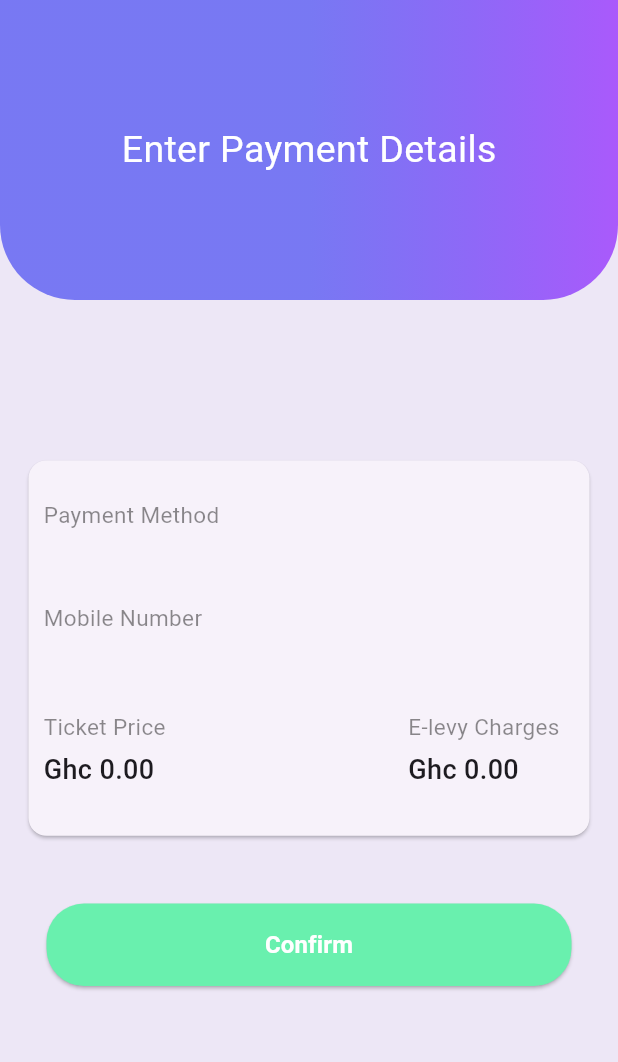
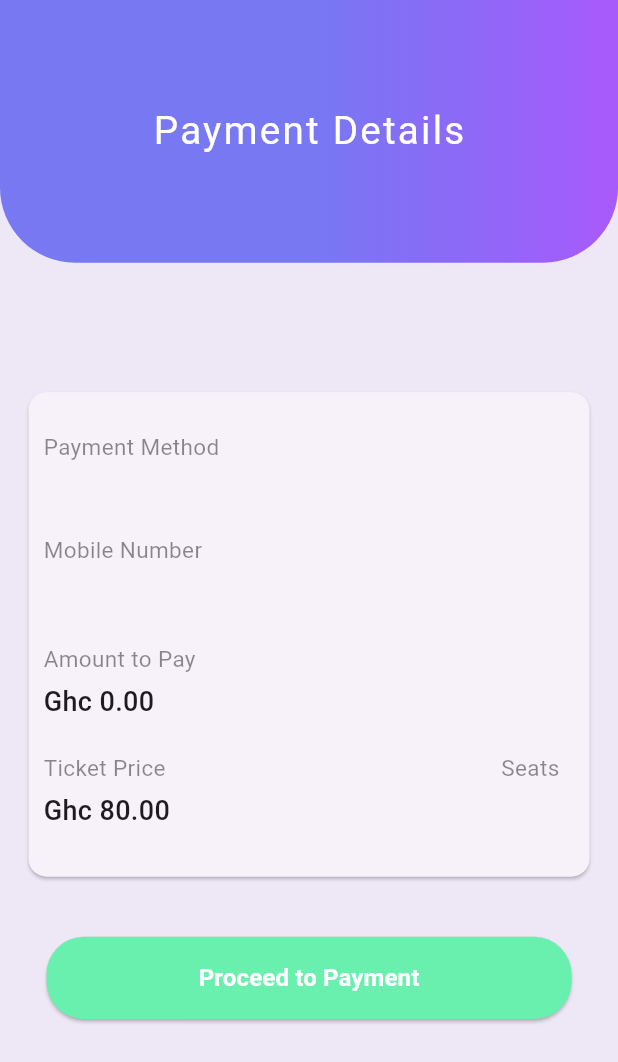
Before and after one commit to Khaleb165/cawil, a Flutter app: the PaymentDetailsPage screen opened directly with empty values, on a phone screen of 412 x 824 dp. Shown: the top 1062 px of the screen. Run offline on Flutter 3.47's test engine with Material 3 defaults, Android fonts, the phone set to English and light mode, and no system bars; our stand-ins replace dio, dotted_line, flutter_custom_clippers, flutter_dotenv, hive_flutter, page_transition and 1 more; missing offline and left inert: awesome_dio_interceptor; accounts and stored records are empty; statements that could not run were skipped.

Commit message:
feat: Refactor PaymentDetailsPage to use StatefulWidget and enhance payment flow with detailed error handling

```diff
--- a/lib/view/screens/payment/payment_details.dart
+++ b/lib/view/screens/payment/payment_details.dart
@@ -1,12 +1,16 @@
 import 'package:cawil/core/constants/colors.dart';
+import 'package:cawil/core/constants/show_snackbar.dart';
 import 'package:cawil/core/constants/size_config.dart';
+import 'package:cawil/data/resources/payment_methods.dart';
+import 'package:cawil/model/payment_init.dart';
 import 'package:cawil/view/screens/payment/payment_succes.dart';
+import 'package:cawil/view/widgets/custom_appbar.dart';
+import 'package:cawil/view_model/bus_data.dart';
 import 'package:flutter/material.dart';
 import 'package:provider/provider.dart';
+import 'package:url_launcher/url_launcher.dart';
 
-import '../../../view_model/bus_data.dart';
-
-class PaymentDetailsPage extends StatelessWidget {
+class PaymentDetailsPage extends StatefulWidget {
   final String paymentMethod;
 
   const PaymentDetailsPage({
@@ -14,49 +18,113 @@ class PaymentDetailsPage extends StatelessWidget {
     required this.paymentMethod,
   });
 
-  double _calculateCharges(double totalPrice) {
-    double charges = totalPrice * 0.01; // 1% charges
-
-    if (totalPrice > 100) {
-      charges += totalPrice * 0.015; // Additional 1.5% charges for e-levy
+  @override
+  State<PaymentDetailsPage> createState() => _PaymentDetailsPageState();
 }
 
-    return charges;
+class _PaymentDetailsPageState extends State<PaymentDetailsPage> {
+  final PaymentMethods _paymentMethods = PaymentMethods();
+  bool _isInitializing = false;
+  bool _isVerifying = false;
+  PaymentInitResult? _payment;
+
+  Future<void> _startPayment(BusData busData) async {
+    final scheduleId = busData.selectedScheduleId;
+    if (scheduleId == null) {
+      showSnackBar('Please select a bus before payment', context);
+      return;
+    }
+    if (busData.selectedSeats.isEmpty) {
+      showSnackBar('Please select at least one seat', context);
+      return;
+    }
+    if (busData.nameOfTraveller.trim().isEmpty ||
+        busData.phoneNumber.trim().isEmpty) {
+      showSnackBar('Contact person and phone number are required', context);
+      return;
+    }
+
+    setState(() => _isInitializing = true);
+    try {
+      final payment = await _paymentMethods.initializePaystackPayment(
+        scheduleId: scheduleId,
+        seatNumbers: busData.selectedSeats,
+        contactPerson: busData.nameOfTraveller.trim(),
+        phone: busData.phoneNumber.trim(),
+        paymentMethod: widget.paymentMethod,
+      );
+
+      if (!mounted) return;
+      setState(() => _payment = payment);
+
+      final launched = await launchUrl(
+        Uri.parse(payment.authorizationUrl),
+        mode: LaunchMode.externalApplication,
+      );
+      if (!launched && mounted) {
+        showSnackBar('Unable to open Paystack checkout', context);
+      }
+    } catch (e) {
+      if (mounted) {
+        showSnackBar(e.toString(), context);
+      }
+    } finally {
+      if (mounted) {
+        setState(() => _isInitializing = false);
+      }
+    }
+  }
+
+  Future<void> _verifyPayment() async {
+    final payment = _payment;
+    if (payment == null) {
+      showSnackBar('Start payment first', context);
+      return;
+    }
+
+    setState(() => _isVerifying = true);
+    try {
+      final result = await _paymentMethods.verifyPaystackPayment(
+        reference: payment.reference,
+      );
+
+      if (!mounted) return;
+      if (result.isSuccessful) {
+        Navigator.pushReplacement(
+          context,
+          MaterialPageRoute(
+            builder: (context) => PaymentSuccessPage(
+              bookingId: payment.bookingId,
+              bookingRef: payment.bookingRef,
+            ),
+          ),
+        );
+      } else {
+        showSnackBar('Payment status: ${result.status}', context);
+      }
+    } catch (e) {
+      if (mounted) {
+        showSnackBar(e.toString(), context);
+      }
+    } finally {
+      if (mounted) {
+        setState(() => _isVerifying = false);
+      }
+    }
   }
 
   @override
   Widget build(BuildContext context) {
-    final charges = _calculateCharges(Provider.of<BusData>(context).totalPrice);
+    ScreenSize().init(context);
+    final busData = Provider.of<BusData>(context);
+
     return Scaffold(
       backgroundColor: backgroundColor,
       body: SingleChildScrollView(
         child: Column(
           children: [
-            Container(
-              padding: const EdgeInsets.symmetric(horizontal: 35, vertical: 20),
-              width: double.infinity,
-              height: 200,
-              decoration: BoxDecoration(
-                gradient: LinearGradient(
-                  colors: [deepBlueColor, deepBlueColor, purpleColor],
-                  tileMode: TileMode.clamp,
-                ),
-                borderRadius: const BorderRadius.vertical(
-                  bottom: Radius.elliptical(50, 50),
-                ),
-              ),
-              child: Align(
-                alignment: Alignment.center,
-                child: Text(
-                  'Enter Payment Details',
-                  style: TextStyle(
-                    color: whiteColor,
-                    fontSize: 25,
-                  ),
-                ),
-              ),
-            ),
-            SizedBox(height: getProportionateScreenHeight(100)),
+            const CustomAppBar(title: 'Payment Details'),
+            SizedBox(height: getProportionateScreenHeight(80)),
             Container(
               padding: const EdgeInsets.only(left: 15, right: 15),
               child: Card(
@@ -66,114 +134,125 @@ class PaymentDetailsPage extends StatelessWidget {
                     crossAxisAlignment: crossStart,
                     children: [
                       SizedBox(height: getProportionateScreenHeight(25)),
-                      Text(
-                        'Payment Method',
-                        style: TextStyle(
-                          fontWeight: FontWeight.normal,
-                          fontSize: 15,
-                          color: lightBlackColor,
+                      _detailLabel('Payment Method'),
+                      _detailValue(widget.paymentMethod.toUpperCase()),
+                      SizedBox(height: getProportionateScreenHeight(16)),
+                      _detailLabel('Mobile Number'),
+                      _detailValue(busData.phoneNumber),
+                      SizedBox(height: getProportionateScreenHeight(20)),
+                      _detailLabel('Amount to Pay'),
+                      _detailValue(
+                        'Ghc ${busData.totalPrice.toStringAsFixed(2)}',
                       ),
-                      ),
-                      SizedBox(height: getProportionateScreenHeight(5)),
-                      Text(
-                        paymentMethod.toUpperCase(),
-                        style: const TextStyle(
-                          fontWeight: FontWeight.w500,
-                          fontSize: 18,
-                        ),
-                      ),
-                      SizedBox(height: getProportionateScreenHeight(16.0)),
-                      Text(
-                        'Mobile Number',
-                        style: TextStyle(
-                          fontWeight: FontWeight.normal,
-                          fontSize: 15,
-                          color: lightBlackColor,
-                        ),
-                      ),
-                      SizedBox(height: getProportionateScreenHeight(5)),
-                      Text(
-                        Provider.of<BusData>(context).phoneNumber,
-                        style: const TextStyle(
-                          fontWeight: FontWeight.w500,
-                          fontSize: 18,
-                        ),
-                      ),
-                      SizedBox(height: getProportionateScreenHeight(20.0)),
+                      SizedBox(height: getProportionateScreenHeight(20)),
                       Row(
                         children: [
                           Column(
                             crossAxisAlignment: crossStart,
                             children: [
-                              Text(
-                                'Ticket Price',
-                                style: TextStyle(
-                                  fontWeight: FontWeight.normal,
-                                  fontSize: 15,
-                                  color: lightBlackColor,
-                                ),
-                              ),
-                              SizedBox(height: getProportionateScreenHeight(5)),
-                              Text(
-                                'Ghc ${Provider.of<BusData>(context).totalPrice.toStringAsFixed(2)}',
-                                style: const TextStyle(
-                                  fontWeight: FontWeight.w500,
-                                  fontSize: 18,
-                                ),
-                              ),
+                              _detailLabel('Ticket Price'),
+                              _detailValue(
+                                  'Ghc ${busData.selectedSchedulePrice.toStringAsFixed(2)}'),
                             ],
                           ),
                           const Spacer(),
                           Column(
                             crossAxisAlignment: crossStart,
                             children: [
-                              Text(
-                                'E-levy Charges',
+                              _detailLabel('Seats'),
+                              _detailValue(busData.joinedSeats),
+                            ],
+                          ),
+                        ],
+                      ),
+                      if (_payment != null) ...[
+                        SizedBox(height: getProportionateScreenHeight(16)),
+                        _detailLabel('Payment Reference'),
+                        _detailValue(_payment!.reference),
+                      ],
+                      SizedBox(height: getProportionateScreenHeight(30)),
+                    ],
+                  ),
+                ),
+              ),
+            ),
+            SizedBox(height: getProportionateScreenHeight(35)),
+            _actionButton(
+              text: _payment == null ? 'Proceed to Payment' : 'Open Checkout',
+              isLoading: _isInitializing,
+              onPressed: _isInitializing
+                  ? null
+                  : () {
+                      if (_payment == null) {
+                        _startPayment(busData);
+                      } else {
+                        launchUrl(
+                          Uri.parse(_payment!.authorizationUrl),
+                          mode: LaunchMode.externalApplication,
+                        );
+                      }
+                    },
+            ),
+            if (_payment != null) ...[
+              SizedBox(height: getProportionateScreenHeight(15)),
+              _actionButton(
+                text: 'Verify Payment',
+                isLoading: _isVerifying,
+                onPressed: _isVerifying ? null : _verifyPayment,
+              ),
+            ],
+          ],
+        ),
+      ),
+    );
+  }
+
+  Widget _detailLabel(String text) {
+    return Text(
+      text,
       style: TextStyle(
         fontWeight: FontWeight.normal,
         fontSize: 15,
         color: lightBlackColor,
       ),
-                              ),
-                              SizedBox(height: getProportionateScreenHeight(5)),
-                              Text(
-                                'Ghc ${charges.toStringAsFixed(2)}',
+    );
+  }
+
+  Widget _detailValue(String text) {
+    return Padding(
+      padding: EdgeInsets.only(top: getProportionateScreenHeight(5)),
+      child: Text(
+        text,
         style: const TextStyle(
           fontWeight: FontWeight.w500,
           fontSize: 18,
         ),
       ),
-                            ],
-                          ),
-                        ],
-                      ),
-                      SizedBox(height: getProportionateScreenHeight(30))
-                    ],
-                  ),
-                ),
-              ),
-            ),
-            SizedBox(height: getProportionateScreenHeight(40)),
-            SizedBox(
+    );
+  }
+
+  Widget _actionButton({
+    required String text,
+    required bool isLoading,
+    required VoidCallback? onPressed,
+  }) {
+    return SizedBox(
       height: 55,
       width: 350,
       child: ElevatedButton(
-                onPressed: (() {
-                  Navigator.push(
-                      context,
-                      MaterialPageRoute(
-                          builder: (context) => const PaymentSuccessPage()));
-                }),
+        onPressed: onPressed,
         style: TextButton.styleFrom(
           disabledBackgroundColor: lightGreenColor,
           backgroundColor: greenAccentColor,
-                  padding:
-                      const EdgeInsets.symmetric(horizontal: 90, vertical: 15),
+          padding: const EdgeInsets.symmetric(horizontal: 40, vertical: 15),
           shape: RoundedRectangleBorder(
-                      borderRadius: BorderRadius.circular(25)),
+            borderRadius: BorderRadius.circular(25),
           ),
-                child: Text(
-                  'Confirm',
+        ),
+        child: isLoading
+            ? CircularProgressIndicator(color: whiteColor)
+            : Text(
+                text,
                 style: TextStyle(
                   color: whiteColor,
                   fontSize: 16,
@@ -181,10 +260,6 @@ class PaymentDetailsPage extends StatelessWidget {
                 ),
               ),
       ),
-            ),
-          ],
-        ),
-      ),
     );
   }
 }
```
Lines whose indentation alone changed are shown as unchanged.
